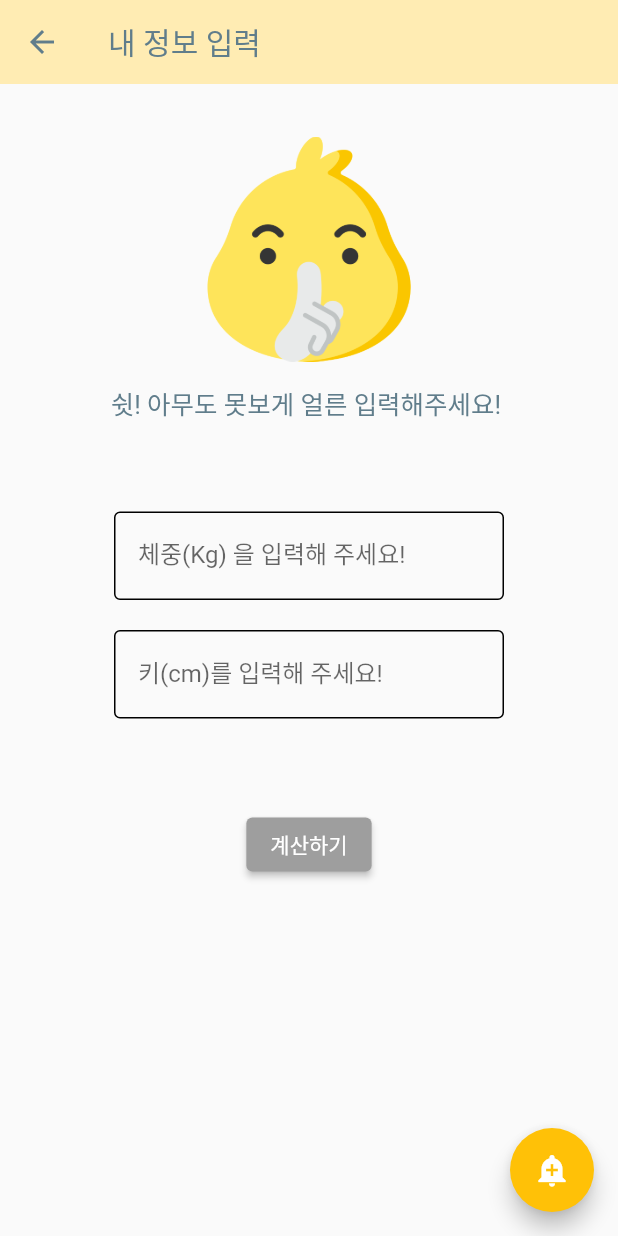
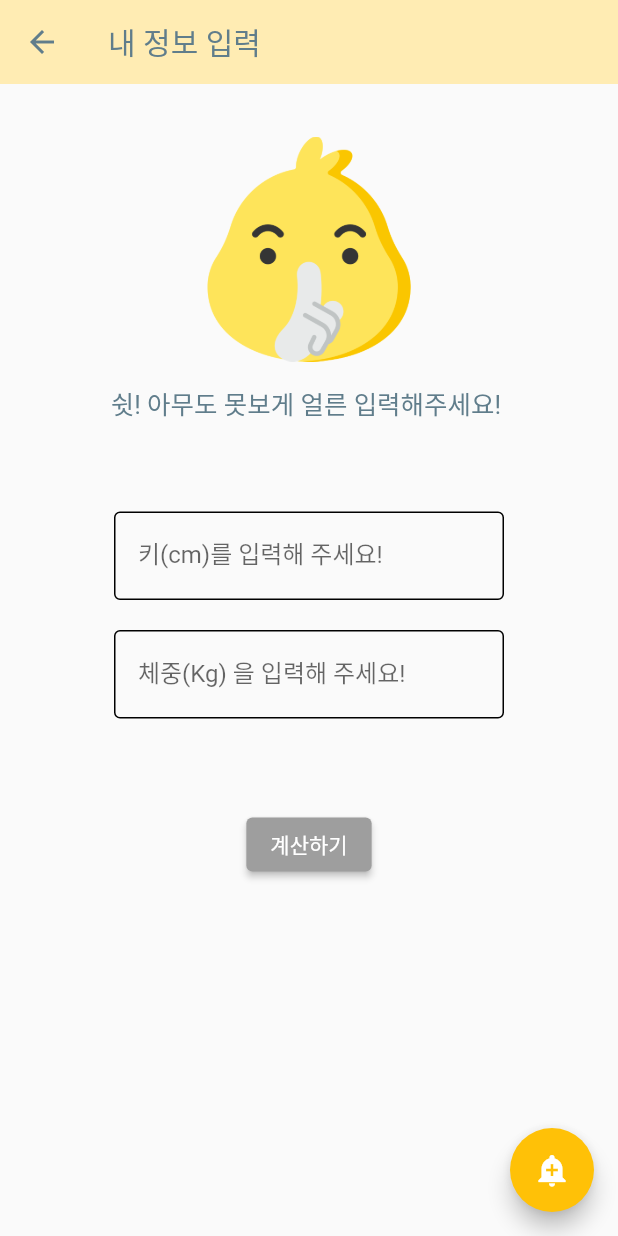
Before and after one commit to monargent0/TJFlutterTeam, a Flutter app: the Input screen opened directly, on a phone screen of 412 x 824 dp. Run offline on Flutter 3.47's test engine with Material 2 defaults, Android fonts, the phone set to English and light mode, and no system bars.

Commit message:
정은 수정

```diff
--- a/tabbar_bmi_app/lib/jung_input.dart
+++ b/tabbar_bmi_app/lib/jung_input.dart
@@ -48,13 +48,31 @@ class _InputState extends State<Input> {
                   ),
                   const Text(
                     '쉿! 아무도 못보게 얼른 입력해주세요! ',
-                      style: TextStyle(
-                        fontSize: 17,
-                        color: Colors.blueGrey
+                    style: TextStyle(fontSize: 17, color: Colors.blueGrey),
+                  ),
+                  const SizedBox(
+                    height: 60,
+                  ),
+                  SizedBox(
+                    width: 260,
+                    child: TextField(
+                      controller: tall,
+                      decoration: const InputDecoration(
+                        labelText: " 키(cm)를 입력해 주세요!",
+                        enabledBorder: OutlineInputBorder(
+                          borderSide: BorderSide(width: 1, color: Colors.black),
+                        ),
+                        focusedBorder: OutlineInputBorder(
+                          borderSide:
+                              BorderSide(width: 1, color: Colors.purple),
+                        ),
+                      ),
+                      keyboardType:
+                          TextInputType.number, // number 숫자만 입력 . 기본타입은 Text
                     ),
                   ),
                   const SizedBox(
-                    height: 60,
+                    height: 20,
                   ),
                   SizedBox(
                     width: 260,
@@ -66,29 +84,12 @@ class _InputState extends State<Input> {
                           borderSide: BorderSide(width: 1, color: Colors.black),
                         ),
                         focusedBorder: OutlineInputBorder(
-                          borderSide: BorderSide(width: 1, color: Colors.purple),
+                          borderSide:
+                              BorderSide(width: 1, color: Colors.purple),
                         ),
                       ),
-                      keyboardType: TextInputType.number, // number 숫자만 입력 . 기본타입은 Text
-                    ),
-                  ),
-                  const SizedBox(
-                    height: 20,
-                  ),
-                  SizedBox(
-                    width: 260,
-                    child: TextField(
-                      controller: tall,
-                      decoration: const InputDecoration(
-                        labelText: " 키(cm)를 입력해 주세요!",
-                        enabledBorder: OutlineInputBorder(
-                          borderSide: BorderSide(width: 1, color: Colors.black),
-                        ),
-                        focusedBorder: OutlineInputBorder(
-                          borderSide: BorderSide(width: 1, color: Colors.purple),
-                        ),
-                      ),
-                      keyboardType: TextInputType.number, // number 숫자만 입력 . 기본타입은 Text
+                      keyboardType:
+                          TextInputType.number, // number 숫자만 입력 . 기본타입은 Text
                     ),
                   ),
                   const SizedBox(
@@ -98,11 +99,10 @@ class _InputState extends State<Input> {
                     onPressed: () {
                       Massage.kg = kg.text;
                       Massage.tall = tall.text;
-                     if(kg.text.trim().isEmpty || tall.text.trim().isEmpty){
+                      if (kg.text.trim().isEmpty || tall.text.trim().isEmpty) {
                         errorSnackBar(context);
-                     }else{
+                      } else {
                         Navigator.pushNamed(context, '/result');
-
                       }
                     },
                     style: ElevatedButton.styleFrom(
@@ -113,27 +113,28 @@ class _InputState extends State<Input> {
                   const SizedBox(
                     height: 100,
                   ),
-
                 ],
               ),
             ),
           ),
         ),
-        floatingActionButton: FloatingActionButton( // 얘는 화면에서 고정
+        floatingActionButton: FloatingActionButton(
+          // 얘는 화면에서 고정
           onPressed: () => _showDialog(context),
           backgroundColor: Colors.amber,
-        child: const Icon(Icons.add_alert),),
+          child: const Icon(Icons.add_alert),
+        ),
       ),
     );
   }
 
-_showDialog(BuildContext context){
+  _showDialog(BuildContext context) {
     showDialog(
         context: context,
         barrierDismissible: false,
-    builder: (BuildContext context){
+        builder: (BuildContext context) {
           return AlertDialog(
-        title:  const Text('BMI 지수 계산 공식'),
+            title: const Text('BMI 지수 계산 공식'),
             content: const Text('* BMI지수 = 체중(Kg) / 신장^2(m) *'),
             actions: [
               TextButton(
@@ -143,16 +144,14 @@ _showDialog(BuildContext context){
                   child: const Text('확인!'))
             ],
           );
-    }
-    );
+        });
   }
 
-errorSnackBar(BuildContext context){
+  errorSnackBar(BuildContext context) {
     ScaffoldMessenger.of(context).showSnackBar(const SnackBar(
       content: Text('아직 입력하지 않은 값이 있어요!'),
       duration: Duration(seconds: 2),
       backgroundColor: Colors.red,
     ));
   }
-
 }
--- a/tabbar_bmi_app/lib/main.dart
+++ b/tabbar_bmi_app/lib/main.dart
@@ -59,7 +59,7 @@ class _MyHomePageState extends State<MyHomePage>
       // ),
       body: TabBarView(
         controller: controller,
-        children: const [BMIPage(), Sanga(),sybmi(),JJH(),JungEun()], //동원 , 상아, 수연, 재환, 정은
+        children: const [BMIPage(), Sanga(), Sybmi(),JJH(),JungEun()], //동원 , 상아, 수연, 재환, 정은
       ),
       bottomNavigationBar: Container(
         color: Colors.lightBlue[100],
--- a/tabbar_bmi_app/lib/main_sy.dart
+++ b/tabbar_bmi_app/lib/main_sy.dart
@@ -18,13 +18,13 @@ class MyApp extends StatelessWidget {
       theme: ThemeData(
         primarySwatch: Colors.blue,
       ),
-      home: const MyHomePage(),
+      home: const Sybmi(),
     );
   }
 }
 
-class sybmi extends StatelessWidget {
-  const sybmi({Key? key}) : super(key: key);
+class Sybmi extends StatelessWidget {
+  const Sybmi({Key? key}) : super(key: key);
 
   @override
   Widget build(BuildContext context) {
```
Lines whose indentation alone changed are shown as unchanged.
